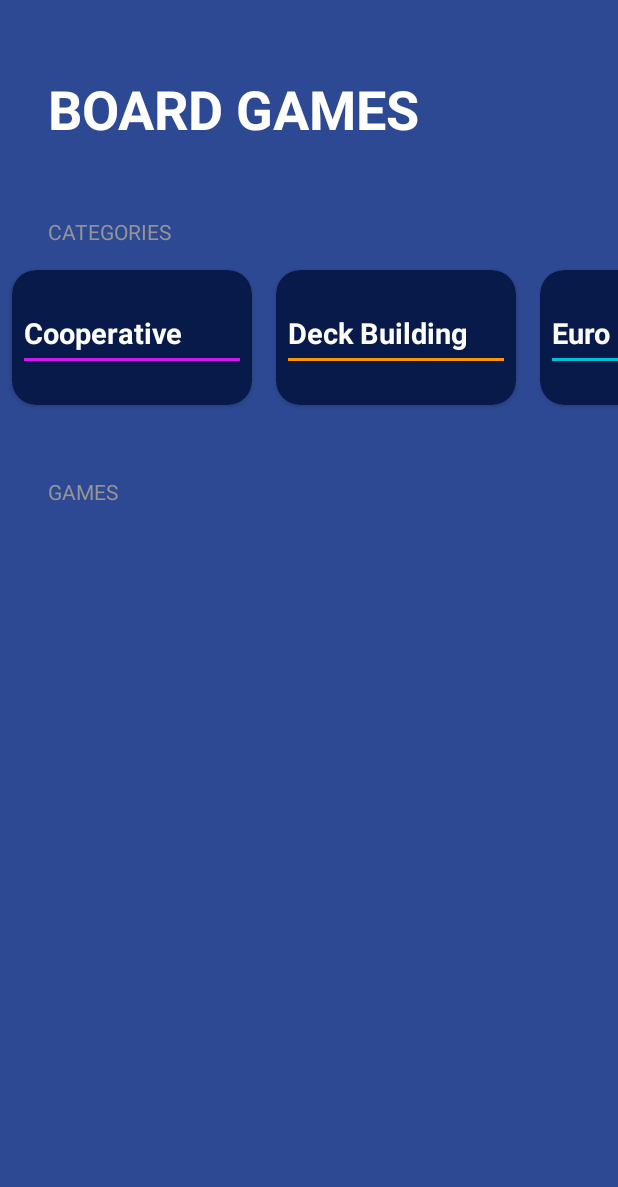
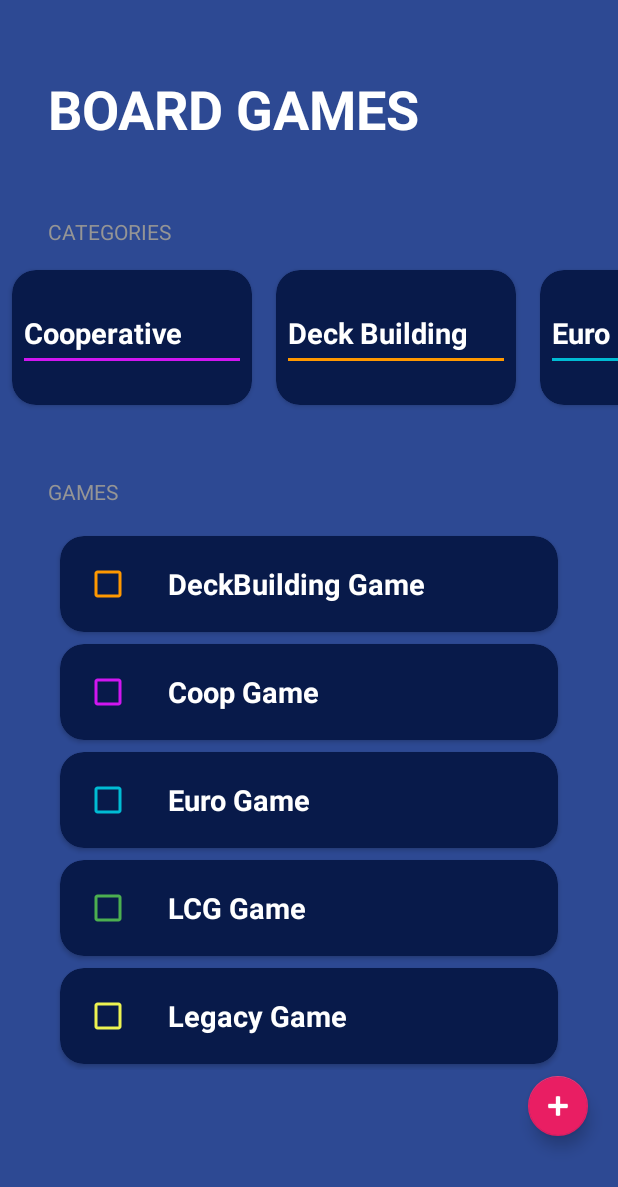
Before and after one commit to KaylR0/Actividades1PMDM, an Android app: the BoardgameActivity screen opened directly, with no data from a screen before it, on a phone screen of 412 x 824 dp. Shown: the top 1187 px of the screen. Run offline under Robolectric (Android 15) with nearby library versions, the phone set to English and light mode, and no system bars.

Commit message:
Terminados RecycleViews e intento de botón (funciona pero se va de la pantalla)

```diff
--- a/app/src/main/java/com/kaylr/chat/boardGamesApp/BoardgameActivity.kt
+++ b/app/src/main/java/com/kaylr/chat/boardGamesApp/BoardgameActivity.kt
@@ -1,45 +1,103 @@
 package com.kaylr.chat.boardGamesApp
 
+import android.app.Dialog
 import androidx.appcompat.app.AppCompatActivity
 import android.os.Bundle
+import android.widget.Button
+import android.widget.EditText
+import android.widget.RadioButton
+import android.widget.RadioGroup
 import androidx.recyclerview.widget.LinearLayoutManager
 import androidx.recyclerview.widget.RecyclerView
+import com.google.android.material.floatingactionbutton.FloatingActionButton
 import com.kaylr.chat.R
 
 
 class BoardgameActivity : AppCompatActivity() {
-    private lateinit var rvCategories: RecyclerView
-    private lateinit var rvGames: RecyclerView
-    private lateinit var categoriesAdapter: CategoriesAdapter
-    private lateinit var gamesAdapter: GamesAdapter
-    private val categories = listOf(
+    private lateinit var rvCategories: RecyclerView //RECYCLER_CATEGORIES
+    private lateinit var rvGames: RecyclerView //RECYCLER_GAMES
+    private lateinit var categoriesAdapter: CategoriesAdapter //RECYCLER_CATEGORIES
+    private lateinit var gamesAdapter: GamesAdapter //RECYCLER_GAMES
+
+    private lateinit var fabAddGame: FloatingActionButton
+
+    private val categories = listOf( //RECYCLER_CATEGORIES
         GameCategory.Cooperative,
         GameCategory.Deckbuilding,
         GameCategory.Euro,
         GameCategory.LCG,
         GameCategory.Legacy
     )
-
+    private val games = mutableListOf( //RECYCLER_GAMES
+        Game("DeckBuilding Game", GameCategory.Deckbuilding),
+        Game("Coop Game", GameCategory.Cooperative),
+        Game("Euro Game",GameCategory.Euro),
+        Game("LCG Game",GameCategory.LCG),
+        Game("Legacy Game",GameCategory.Legacy)
+    )
 
     override fun onCreate(savedInstanceState: Bundle?) {
         super.onCreate(savedInstanceState)
         setContentView(R.layout.activity_boardgame)
         initComponents()
         initUI()
+        initListeners()
     }
 
     private fun initComponents() {
         rvCategories = findViewById<RecyclerView>(R.id.rvCategories)
         rvGames = findViewById<RecyclerView>(R.id.rvGames)
+        fabAddGame = findViewById(R.id.fabAddGame)
     }
     private fun initUI(){
-        categoriesAdapter = CategoriesAdapter(categories)
-        gamesAdapter = GamesAdapter(games)
+        categoriesAdapter = CategoriesAdapter(categories) //RECYCLER_CATEGORIES
+        gamesAdapter = GamesAdapter(games) //RECYCLER_GAMES
 
-        rvCategories.layoutManager = LinearLayoutManager(this, LinearLayoutManager.HORIZONTAL, false)
+        rvCategories.layoutManager = LinearLayoutManager(this, LinearLayoutManager.HORIZONTAL, false) //RECYCLER_CATEGORIES
 
-        rvCategories.adapter = categoriesAdapter
+        rvGames.layoutManager = LinearLayoutManager(this) //RECYCLER_GAMES
+
+        rvCategories.adapter = categoriesAdapter //RECYCLER_CATEGORIES
+
+        rvGames.adapter = gamesAdapter //RECYCLER_GAMES
+    }
+    private fun initListeners() { fabAddGame.setOnClickListener{ showDialog() }
+    }
+    private fun showDialog() {
+        val dialog = Dialog(this)
+        dialog.setContentView(R.layout.dialog_game)
+
+        val btnAddGame: Button = dialog.findViewById(R.id.btnAddGame)
+        val etGame: EditText = dialog.findViewById(R.id.etGame)
+        val rgCategories: RadioGroup = dialog.findViewById(R.id.rgCategories)
+        btnAddGame.setOnClickListener {
+            val currentGame = etGame.text.toString()
+            if(currentGame.isNotEmpty()){
+                val selectedId = rgCategories.checkedRadioButtonId
+                val selectedRadioButton: RadioButton = rgCategories.findViewById(selectedId)
+                val currentCategory: GameCategory = when(selectedRadioButton.text){
+                    getString(R.string.dialog_cooperative_category) -> GameCategory.Cooperative
+                    getString(R.string.dialog_deckbuilding_category) -> GameCategory.Deckbuilding
+                    getString(R.string.dialog_euro_category) -> GameCategory.Euro
+                    getString(R.string.dialog_LCG_category) -> GameCategory.LCG
+                    else -> GameCategory.Legacy
+                }
+                games.add(Game(currentGame, currentCategory))
+                updateGames()
+                dialog.hide()
+
+            }
+        }
+        dialog.show()
+    }
+    private fun updateGames(){
+        gamesAdapter.notifyDataSetChanged()
     }
 
 
+
+
+
+
+
 }
--- a/app/src/main/java/com/kaylr/chat/boardGamesApp/CategoriesAdapter.kt
+++ b/app/src/main/java/com/kaylr/chat/boardGamesApp/CategoriesAdapter.kt
@@ -11,8 +11,8 @@ class CategoriesAdapter(private val categories: List<GameCategory>) :
         val view = LayoutInflater.from(parent.context).inflate(R.layout.item_game_category, parent, false)
         return CategoriesViewHolder(view)
     }
+    override fun getItemCount()= categories.size
     override fun onBindViewHolder(holder: CategoriesViewHolder, position: Int) {
         holder.render(categories[position])
     }
-    override fun getItemCount()= categories.size
 }
--- /dev/null
+++ b/app/src/main/java/com/kaylr/chat/boardGamesApp/GamesAdapter.kt
@@ -0,0 +1,23 @@
+package com.kaylr.chat.boardGamesApp
+
+import android.view.LayoutInflater
+import android.view.ViewGroup
+import androidx.recyclerview.widget.RecyclerView
+import com.kaylr.chat.R
+
+class GamesAdapter (private val games: List<Game>) :
+    RecyclerView.Adapter<GamesViewHolder>() {
+    override fun onCreateViewHolder(parent: ViewGroup, viewType: Int): GamesViewHolder {
+            val view = LayoutInflater.from(parent.context).inflate(R.layout.item_game, parent, false)
+            return GamesViewHolder(view)
+
+    }
+
+    override fun getItemCount(): Int {
+        return games.size
+    }
+
+    override fun onBindViewHolder(holder: GamesViewHolder, position: Int) {
+        holder.render(games[position])
+    }
+}
--- /dev/null
+++ b/app/src/main/java/com/kaylr/chat/boardGamesApp/GamesViewHolder.kt
@@ -0,0 +1,28 @@
+package com.kaylr.chat.boardGamesApp
+
+import android.content.res.ColorStateList
+import android.view.View
+import android.widget.CheckBox
+import android.widget.TextView
+import androidx.core.content.ContextCompat
+import androidx.recyclerview.widget.RecyclerView
+import com.kaylr.chat.R
+
+class GamesViewHolder (view: View) : RecyclerView.ViewHolder(view) {
+
+    private val tvGame: TextView = view.findViewById(R.id.tvGame)
+    private val cbGame: CheckBox = view.findViewById(R.id.cbGame)
+
+    fun render(game: Game){
+        tvGame.text = game.name
+        val color =
+            when(game.category){
+            GameCategory.Cooperative -> R.color.bgapp_cooperative_category
+            GameCategory.Deckbuilding -> R.color.bgapp_deckbuilding_category
+            GameCategory.Euro -> R.color.bgapp_euro_category
+            GameCategory.LCG -> R.color.bgapp_lcg_category
+            GameCategory.Legacy -> R.color.bgapp_legacy_category
+        }
+        cbGame.buttonTintList = ColorStateList.valueOf(ContextCompat.getColor(cbGame.context, color))
+    }
+}
--- a/app/src/main/res/layout/activity_boardgame.xml
+++ b/app/src/main/res/layout/activity_boardgame.xml
@@ -1,4 +1,5 @@
 <?xml version="1.0" encoding="utf-8"?>
+
 <LinearLayout
     xmlns:android="http://schemas.android.com/apk/res/android"
     xmlns:app="http://schemas.android.com/apk/res-auto"
@@ -7,7 +8,8 @@
     android:layout_height="match_parent"
     android:background="@color/bgapp_background_app"
     android:orientation="vertical"
-    tools:context=".boardGamesApp.BoardgameActivity">
+    tools:context=".boardGamesApp.BoardgameActivity"
+    >
 
     <TextView
         android:layout_width="wrap_content"
@@ -41,4 +43,21 @@
         android:layout_height="wrap_content"
         android:layout_marginHorizontal="32dp"
         android:layout_marginTop="16dp" />
+
+
+        <com.google.android.material.floatingactionbutton.FloatingActionButton
+            android:id="@+id/fabAddGame"
+            android:layout_width="wrap_content"
+            android:layout_height="wrap_content"
+            android:layout_gravity="end|bottom"
+            android:layout_marginEnd="16dp"
+            android:src="@android:drawable/ic_input_add"
+            android:contentDescription="Añade un juego"
+            app:backgroundTint="@color/bgapp_accent"
+            app:tint="@color/white"
+            app:fabSize="mini"
+            />
+
+
+
 </LinearLayout>
--- /dev/null
+++ b/app/src/main/res/layout/item_game.xml
@@ -0,0 +1,34 @@
+<?xml version="1.0" encoding="utf-8"?>
+<androidx.cardview.widget.CardView xmlns:android="http://schemas.android.com/apk/res/android"
+    xmlns:app="http://schemas.android.com/apk/res-auto"
+    xmlns:tools="http://schemas.android.com/tools"
+    android:id="@+id/viewContainer"
+    android:layout_width="match_parent"
+    android:layout_height="wrap_content"
+    app:cardBackgroundColor="@color/bgapp_background_card"
+    app:cardCornerRadius="16dp"
+    android:layout_marginHorizontal="8dp"
+    android:layout_marginVertical="4dp">
+    <LinearLayout
+        android:layout_width="match_parent"
+        android:layout_height="match_parent"
+        android:gravity="center_vertical"
+        android:layout_margin="8dp"
+        android:orientation="horizontal">
+        <CheckBox
+            android:id="@+id/cbGame"
+            android:layout_width="wrap_content"
+            android:layout_height="wrap_content"
+            />
+        <TextView
+            android:id="@+id/tvGame"
+            android:layout_width="wrap_content"
+            android:layout_height="wrap_content"
+            android:textColor="@color/white"
+            android:layout_marginLeft="16dp"
+            android:textSize="19sp"
+            android:textStyle="bold"
+            tools:text="Prueba" />
+
+    </LinearLayout>
+</androidx.cardview.widget.CardView>
--- a/app/src/main/res/values/strings.xml
+++ b/app/src/main/res/values/strings.xml
@@ -23,4 +23,11 @@
     <string name="boardgames">board games</string>
     <string name="categories">categories</string>
     <string name="games">games</string>
+    <string name="dialog_add_game">Add a game</string>
+    <string name="dialog_cooperative_category">Cooperative</string>
+    <string name="dialog_deckbuilding_category">Deckbuilding</string>
+    <string name="dialog_euro_category">Eurogames</string>
+    <string name="dialog_LCG_category">Living Card Games</string>
+    <string name="dialog_legacy_category">Legacy</string>
+    <string name="dialog_newgame_button">New Game</string>
 </resources>
```
Also changed, not shown: app/src/main/res/layout/dialog_game.xml (added, +70 -0 lines).
